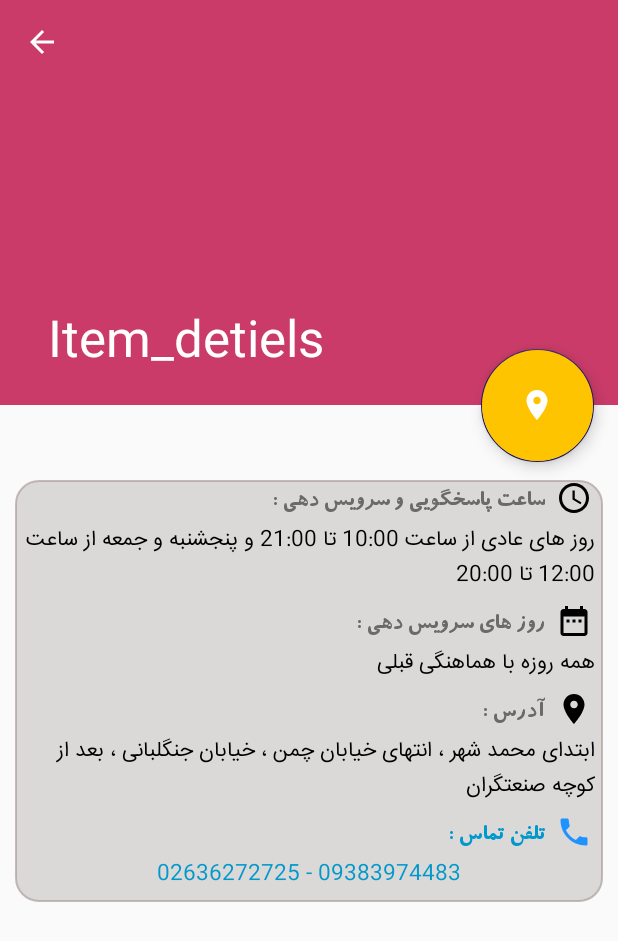
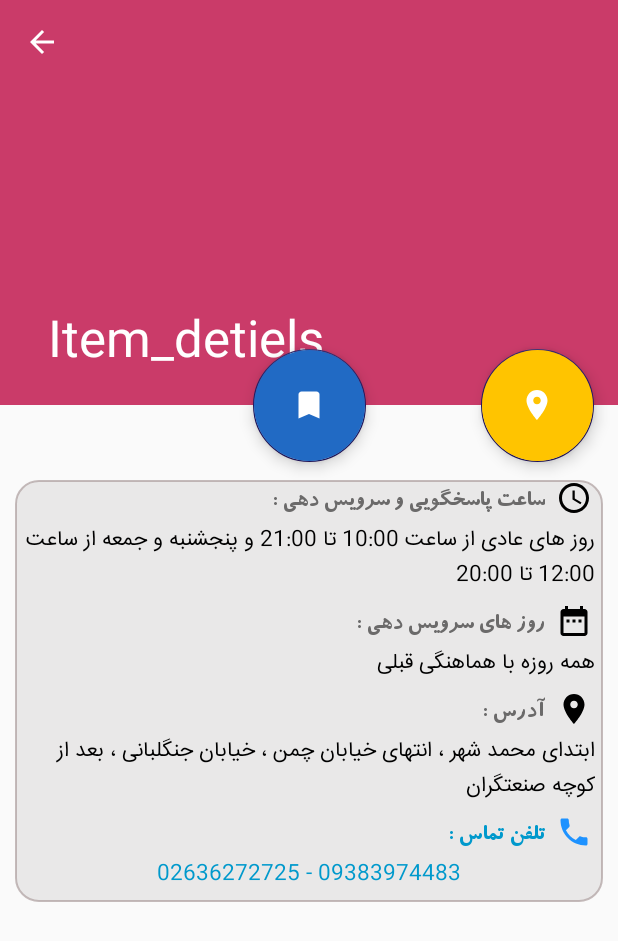
Before and after one commit to Amin397/Sport-Cup, an Android app: the Item_detiels screen opened directly, with no data from a screen before it, on a phone screen of 412 x 824 dp. Shown: the top 941 px of the screen. Run offline under Robolectric (Android 15) with nearby library versions, the phone set to English and light mode, and no system bars.

Commit message:
floating action button for mark item created !

```diff
--- a/app/src/main/java/com/example/sportcup/activities/Item_detiels.java
+++ b/app/src/main/java/com/example/sportcup/activities/Item_detiels.java
@@ -14,7 +14,8 @@ public class Item_detiels extends AppCompatActivity {
 
     Toolbar toolbar;
     CollapsingToolbarLayout collapsingToolbarLayout;
-
+    FloatingActionButton fab_location;
+    FloatingActionButton fab_mark;
     @Override
     protected void onCreate(Bundle savedInstanceState) {
         super.onCreate(savedInstanceState);
@@ -22,6 +23,8 @@ public class Item_detiels extends AppCompatActivity {
 
         toolbar = (Toolbar) findViewById(R.id.toolbar_item_detailes_id);
         collapsingToolbarLayout = (CollapsingToolbarLayout) findViewById(R.id.collaps_toolbar_items_id);
+        fab_location = (FloatingActionButton) findViewById(R.id.fab_location_id);
+        fab_mark = (FloatingActionButton) findViewById(R.id.fab_mark_item_id);
 
         toolbar.setTitle(getIntent().getStringExtra("name"));
         setSupportActionBar(toolbar);
@@ -31,13 +34,26 @@ public class Item_detiels extends AppCompatActivity {
 
         collapsingToolbarLayout.setBackgroundResource(imagepath);
 
-        FloatingActionButton fab = (FloatingActionButton) findViewById(R.id.fab_location_id);
-        fab.setOnClickListener(new View.OnClickListener() {
-            @Override
-            public void onClick(View view) {
-                Snackbar.make(view, "نقشه و موقعیت سالن ورزشی !", Snackbar.LENGTH_LONG)
-                        .setAction("Action", null).show();
-            }
-        });
+
+        fab_location.setOnClickListener(mLocationOnClickListener);
+        fab_mark.setOnClickListener(mMarkOnClickListener);
     }
+
+    private FloatingActionButton.OnClickListener mLocationOnClickListener
+             = new View.OnClickListener() {
+        @Override
+        public void onClick(View view) {
+            Snackbar.make(view, "نقشه و موقعیت سالن ورزشی !", Snackbar.LENGTH_LONG)
+                    .setAction("Action", null).show();
+        }
+    };
+
+    private FloatingActionButton.OnClickListener mMarkOnClickListener
+             = new View.OnClickListener() {
+        @Override
+        public void onClick(View view) {
+            Snackbar.make(view, "آیتم نشان شد !", Snackbar.LENGTH_LONG)
+                    .setAction("لغو", null).show();
+        }
+    };
 }
--- /dev/null
+++ b/app/src/main/res/drawable/ic_bookmark_black_24dp.xml
@@ -0,0 +1,5 @@
+<vector android:height="24dp" android:tint="#FFFFFF"
+    android:viewportHeight="24.0" android:viewportWidth="24.0"
+    android:width="24dp" xmlns:android="http://schemas.android.com/apk/res/android">
+    <path android:fillColor="#FF000000" android:pathData="M17,3H7c-1.1,0 -1.99,0.9 -1.99,2L5,21l7,-3 7,3V5c0,-1.1 -0.9,-2 -2,-2z"/>
+</vector>
--- a/app/src/main/res/layout/activity_item_detiels.xml
+++ b/app/src/main/res/layout/activity_item_detiels.xml
@@ -46,4 +46,15 @@
         app:fabCustomSize="75dp"
         android:src="@drawable/ic_location_on_white_24dp" />
 
+    <android.support.design.widget.FloatingActionButton
+        android:id="@+id/fab_mark_item_id"
+        android:layout_width="wrap_content"
+        android:layout_height="wrap_content"
+        android:layout_margin="@dimen/fab_margin"
+        android:backgroundTint="@color/fab_mark_color"
+        app:layout_anchor="@id/appbar_item_detaile_id"
+        app:layout_anchorGravity="bottom|center"
+        app:fabCustomSize="75dp"
+        android:src="@drawable/ic_bookmark_black_24dp" />
+
 </android.support.design.widget.CoordinatorLayout>
--- a/app/src/main/res/values/colors.xml
+++ b/app/src/main/res/values/colors.xml
@@ -1,11 +1,12 @@
 <?xml version="1.0" encoding="utf-8"?>
 <resources>
     <color name="colorPrimary">#DFC42155</color>
+    <color name="fab_mark_color">#216AC4</color>
     <color name="colorPrimaryDark">#6F1330</color>
     <color name="colorAccent">#22175C</color>
     <color name="color_withe">#ffffff</color>
     <color name="color_black">#000000</color>
     <color name="fab_detaile_color">#FFC400</color>
-    <color name="gray_color">#D5D5D2D2</color>
+    <color name="gray_color">#C1E4E2E2</color>
     <color name="color_textview_in_gray_back">#6B6A6A</color>
 </resources>
```
